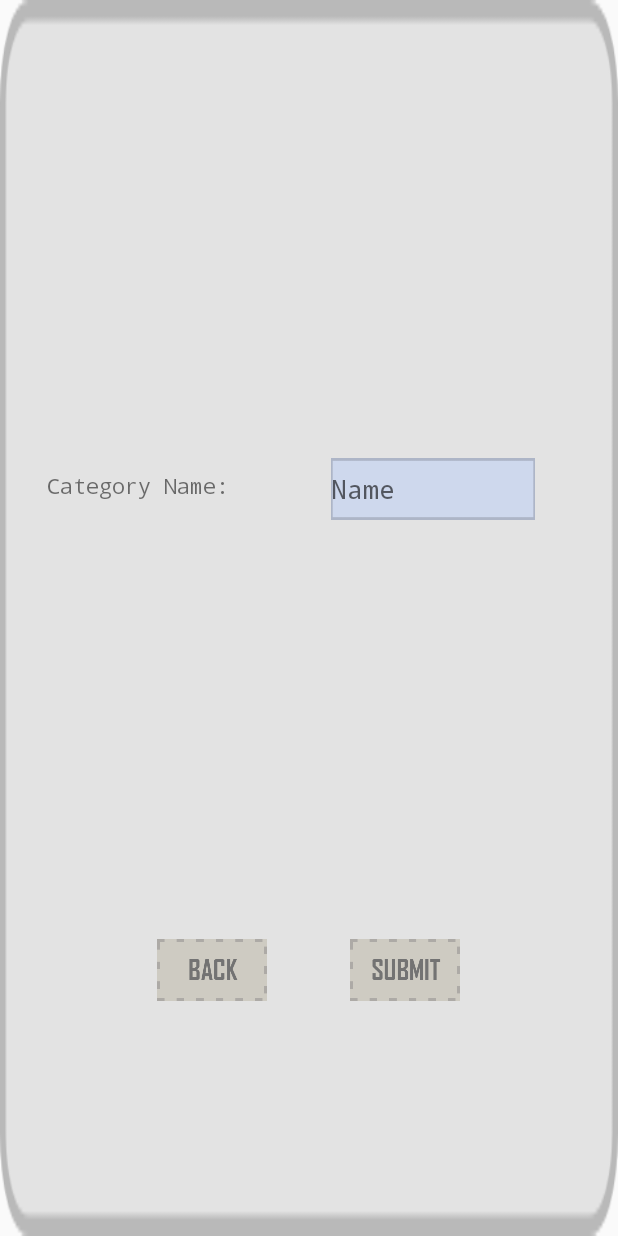
After one commit to banuelossoto-leticia/BudgetBuddy, an Android app: the layout activity_create_new_category_pop_up.xml on its own in the app's theme, with its tools: preview values and no code run, on a phone screen of 412 x 824 dp. The commit adds this screen. Run offline under Robolectric (Android 15) with nearby library versions, the phone set to English and light mode, and no system bars.

Commit message:
the popup menu now works for edit transaction and it updates the categories txt file.

```diff
--- a/app/src/main/AndroidManifest.xml
+++ b/app/src/main/AndroidManifest.xml
@@ -11,7 +11,11 @@
         android:roundIcon="@mipmap/ic_launcher_round"
         android:supportsRtl="true"
         android:theme="@style/AppTheme">
-        <activity android:name=".TransactionUpdatedConfirmationActivity"></activity>
+        <activity android:name=".CreateNewCategoryPopUpActivity"
+            android:theme="@style/AppTheme.PopMe">
+
+        </activity>
+        <activity android:name=".TransactionUpdatedConfirmationActivity" />
         <activity android:name=".EditTransactionActivity" />
         <activity android:name=".TransactionDetails" />
         <activity android:name=".TransactionConfirmationActivity" />
--- /dev/null
+++ b/app/src/main/res/layout/activity_create_new_category_pop_up.xml
@@ -0,0 +1,80 @@
+<?xml version="1.0" encoding="utf-8"?>
+<androidx.constraintlayout.widget.ConstraintLayout xmlns:android="http://schemas.android.com/apk/res/android"
+    xmlns:app="http://schemas.android.com/apk/res-auto"
+    xmlns:tools="http://schemas.android.com/tools"
+    android:layout_width="match_parent"
+    android:layout_height="match_parent"
+    android:background="@drawable/create_new_category_popup_background"
+    tools:context=".CreateNewCategoryPopUpActivity">
+
+    <ImageButton
+        android:id="@+id/submitButtonPop"
+        android:layout_width="wrap_content"
+        android:layout_height="wrap_content"
+        android:background="#0000"
+        android:src="@drawable/submit_button"
+        app:layout_constraintBottom_toBottomOf="parent"
+        app:layout_constraintEnd_toEndOf="parent"
+        app:layout_constraintHorizontal_bias="0.689"
+        app:layout_constraintStart_toStartOf="parent"
+        app:layout_constraintTop_toTopOf="parent"
+        app:layout_constraintVertical_bias="0.8" />
+
+    <ImageButton
+        android:id="@+id/backButtonPop"
+        android:layout_width="wrap_content"
+        android:layout_height="wrap_content"
+        android:background="#0000"
+        android:src="@drawable/back_button"
+        app:layout_constraintBottom_toBottomOf="parent"
+        app:layout_constraintEnd_toEndOf="parent"
+        app:layout_constraintHorizontal_bias="0.31"
+        app:layout_constraintStart_toStartOf="parent"
+        app:layout_constraintTop_toTopOf="parent"
+        app:layout_constraintVertical_bias="0.8" />
+
+    <TextView
+        android:id="@+id/categoryNamePop"
+        android:layout_width="wrap_content"
+        android:layout_height="wrap_content"
+        android:fontFamily="monospace"
+        android:text="Category Name:"
+        app:layout_constraintBottom_toBottomOf="parent"
+        app:layout_constraintEnd_toEndOf="parent"
+        app:layout_constraintHorizontal_bias="0.108"
+        app:layout_constraintStart_toStartOf="parent"
+        app:layout_constraintTop_toTopOf="parent"
+        app:layout_constraintVertical_bias="0.39" />
+
+    <EditText
+        android:id="@+id/categoryNameEditText"
+        android:layout_width="136dp"
+        android:layout_height="41dp"
+        android:background="@drawable/text_field_background"
+        android:ems="10"
+        android:fontFamily="monospace"
+        android:hint="Name"
+        app:layout_constraintBottom_toBottomOf="parent"
+        app:layout_constraintEnd_toEndOf="parent"
+        app:layout_constraintHorizontal_bias="0.8"
+        app:layout_constraintStart_toStartOf="parent"
+        app:layout_constraintTop_toTopOf="parent"
+        app:layout_constraintVertical_bias="0.39" />
+
+    <TextView
+        android:id="@+id/errorTextView"
+        android:layout_width="wrap_content"
+        android:layout_height="wrap_content"
+        android:fontFamily="monospace"
+        android:text="*A Category Already Exists By That Name."
+        android:textAlignment="center"
+        android:textColor="#A14646"
+        android:textSize="12sp"
+        android:visibility="invisible"
+        app:layout_constraintBottom_toBottomOf="parent"
+        app:layout_constraintEnd_toEndOf="parent"
+        app:layout_constraintHorizontal_bias="0.495"
+        app:layout_constraintStart_toStartOf="parent"
+        app:layout_constraintTop_toTopOf="parent"
+        app:layout_constraintVertical_bias="0.110000014" />
+</androidx.constraintlayout.widget.ConstraintLayout>
--- a/app/src/main/res/layout/activity_edit_transaction.xml
+++ b/app/src/main/res/layout/activity_edit_transaction.xml
@@ -40,7 +40,6 @@
         android:ems="10"
         android:gravity="top"
         android:hint=" Note goes here."
-        android:inputType="textShortMessage|textLongMessage"
         android:text="This is where the note will go. Anything in here."
         android:textColor="#8D8D8D"
         app:layout_constraintBottom_toBottomOf="parent"
--- a/app/src/main/res/values/styles.xml
+++ b/app/src/main/res/values/styles.xml
@@ -8,4 +8,9 @@
         <item name="colorAccent">@color/colorAccent</item>
     </style>
 
+    <style name="AppTheme.PopMe">
+        <item name="android:windowIsTranslucent">true</item>
+        <item name="android:windowCloseOnTouchOutside">true</item>
+    </style>
+
 </resources>
--- a/build.gradle
+++ b/build.gradle
@@ -8,7 +8,7 @@ buildscript {
 
     }
     dependencies {
-        classpath 'com.android.tools.build:gradle:3.6.1'
+        classpath 'com.android.tools.build:gradle:4.1.0'
 
 
         // NOTE: Do not place your application dependencies here; they belong
```
Also changed, not shown: app/src/main/java/com/example/cecs448/AddTransactionActivity.java (+2 -5 lines), app/src/main/java/com/example/cecs448/CreateNewCategoryPopUpActivity.java (added, +106 -0 lines), app/src/main/java/com/example/cecs448/EditTransactionActivity.java (+10 -1 lines), app/src/main/res/drawable/new_category_pop_bg.xml (added, +12 -0 lines), gradle/wrapper/gradle-wrapper.properties.
